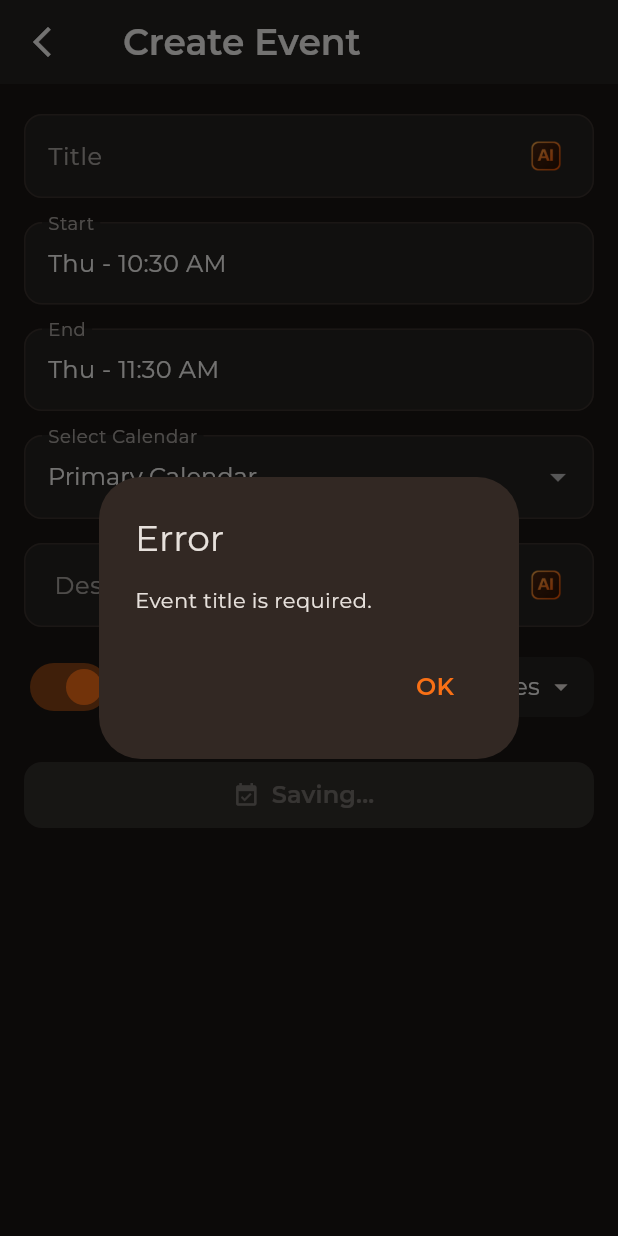
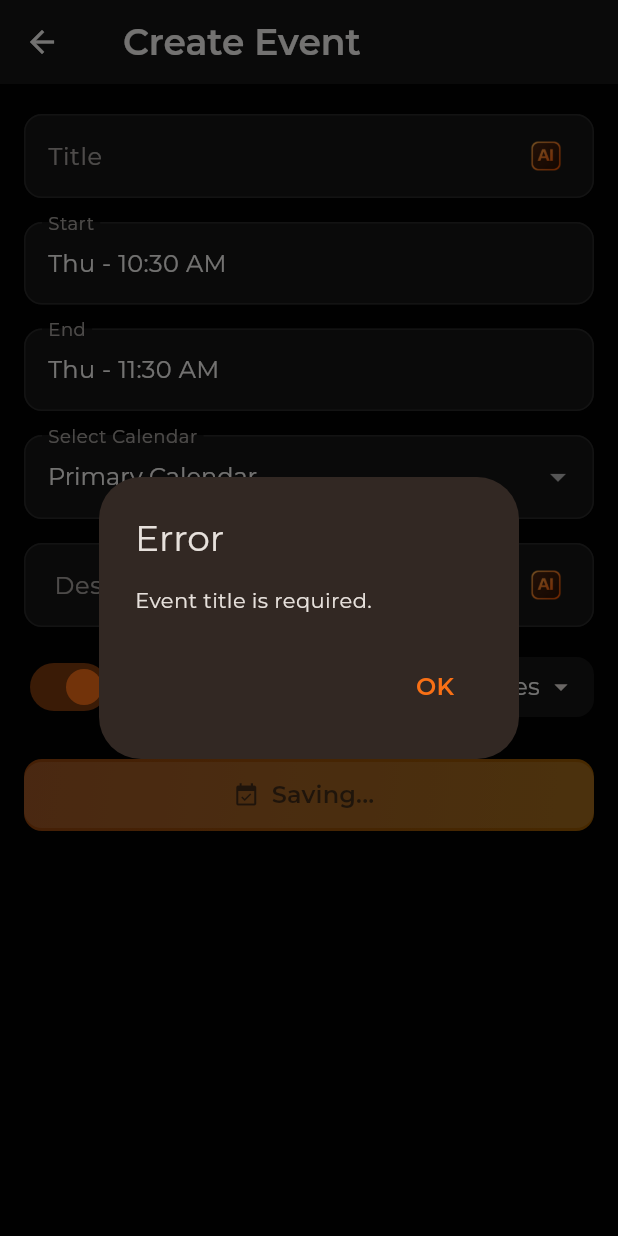
Before and after one commit to sachicodex/Agenix, a Flutter app: the CreateEventScreen screen opened by its route, after a tap on "Save", on a phone screen of 412 x 824 dp. Run offline on Flutter 3.47's test engine with Material 3 defaults, Android fonts, the phone set to English and light mode, and no system bars; our stand-ins replace flutter_dotenv, flutter_riverpod, flutter_secure_storage, google_sign_in, googleapis_auth, shared_preferences and 2 more; missing offline and left inert: googleapis; accounts and stored records are empty.

```diff
--- a/lib/screens/calendar_day_view_screen.dart
+++ b/lib/screens/calendar_day_view_screen.dart
@@ -1615,7 +1615,7 @@ class _CalendarDayViewScreenState extends ConsumerState<CalendarDayViewScreen>
               crossAxisCount: 2,
               mainAxisSpacing: 10,
               crossAxisSpacing: 10,
-              childAspectRatio: 2.1,
+              childAspectRatio: 2.5,
             ),
             itemBuilder: (context, index) {
               final item = buttons[index];
@@ -1629,7 +1629,7 @@ class _CalendarDayViewScreenState extends ConsumerState<CalendarDayViewScreen>
                 borderRadius: BorderRadius.circular(16),
                 child: Container(
                   decoration: BoxDecoration(
-                    color: const Color(0xFF26211D),
+                    color: AppColors.primary.withAlpha(26),
                     borderRadius: BorderRadius.circular(16),
                   ),
                   padding: const EdgeInsets.symmetric(horizontal: 16),
--- a/lib/screens/create_event_screen.dart
+++ b/lib/screens/create_event_screen.dart
@@ -13,6 +13,7 @@ import 'settings_screen.dart';
 import '../models/calendar_event.dart';
 import '../providers/event_providers.dart';
 import '../widgets/app_animations.dart';
+import '../widgets/primary_action_button.dart';
 
 class CreateEventScreen extends ConsumerStatefulWidget {
   static const routeName = '/create';
@@ -78,8 +79,8 @@ class _CreateEventScreenState extends ConsumerState<CreateEventScreen> {
   Future<void> _fetchCalendars() async {
     String? defaultCalendarId;
     try {
-      defaultCalendarId =
-          await GoogleCalendarService.instance.storage.getDefaultCalendarId();
+      defaultCalendarId = await GoogleCalendarService.instance.storage
+          .getDefaultCalendarId();
     } catch (_) {}
 
     void applyCalendars(List<Map<String, dynamic>> calendars) {
@@ -424,7 +425,7 @@ class _CreateEventScreenState extends ConsumerState<CreateEventScreen> {
         const SizedBox(height: 24),
         AppPressFeedback(
           enabled: !_saving,
-          child: ElevatedButton.icon(
+          child: PrimaryActionButton.icon(
             onPressed: _saving ? null : _onSavePressed,
             icon: const Icon(Icons.event_available),
             label: _saving ? const Text('Saving...') : const Text('Save'),
@@ -438,8 +439,7 @@ class _CreateEventScreenState extends ConsumerState<CreateEventScreen> {
     return AppBar(
       leading: AppPressFeedback(
         child: IconButton(
-          icon: const Icon(Icons.arrow_back_ios_new),
-          tooltip: 'Back',
+          icon: const Icon(Icons.arrow_back),
           onPressed: () {
             Navigator.maybePop(context);
           },
--- a/lib/screens/sync_feedback_screen.dart
+++ b/lib/screens/sync_feedback_screen.dart
@@ -2,6 +2,7 @@ import 'package:flutter/material.dart';
 import '../theme/app_colors.dart';
 import '../theme/app_theme.dart';
 import '../widgets/app_animations.dart';
+import '../widgets/primary_action_button.dart';
 
 class SyncFeedbackScreen extends StatefulWidget {
   static const routeName = '/sync';
@@ -96,9 +97,9 @@ class _SyncFeedbackScreenState extends State<SyncFeedbackScreen> {
         mainAxisSize: MainAxisSize.min,
         children: [
           AppPressFeedback(
-            child: ElevatedButton(
+            child: PrimaryActionButton(
               onPressed: () => setState(() => state = 'syncing'),
-              child: Text('Retry', style: AppTextStyles.button),
+              label: Text('Retry', style: AppTextStyles.button),
             ),
           ),
         ],
--- a/lib/screens/widgets/event_details_popover.dart
+++ b/lib/screens/widgets/event_details_popover.dart
@@ -6,6 +6,7 @@ import 'package:intl/intl.dart';
 import '../../models/calendar_event.dart';
 import '../../theme/app_colors.dart';
 import '../../providers/event_providers.dart';
+import '../../widgets/primary_action_button.dart';
 import 'event_creation_modal.dart';
 
 class EventDetailsPopover extends ConsumerWidget {
@@ -466,9 +467,9 @@ class _EventEditModalState extends ConsumerState<EventEditModal> {
                     child: const Text('Cancel'),
                   ),
                   const SizedBox(width: 8),
-                  ElevatedButton(
+                  PrimaryActionButton(
                     onPressed: _saveEvent,
-                    child: const Text('Save'),
+                    label: const Text('Save'),
                   ),
                 ],
               ),
--- a/lib/theme/app_colors.dart
+++ b/lib/theme/app_colors.dart
@@ -3,9 +3,10 @@ import 'package:flutter/material.dart';
 class AppColors {
   // Brand dark-mode palette
   static const Color primary = Color(0xFFF97015); // Brand
-  static const Color secondary = Color(0xFFFFA04D); // Highlight
-  static const Color background = Color(0xFF1A1614); // Dark background
-  static const Color surface = Color(0xFF252220); // Dark surface
+  static const Color secondary = Color(0xFFFFA04D); // Highlight - still not use
+  static const Color background = Color(0XFF030303); // Dark background
+  static const Color surface = Color(0XFF161616); // Dark surface
+  static const Color gradientMix = Color(0xFFFF9500); // Border and divider
   static const Color error = Color(0xFFCB4B0B); // Emphasis
   static const Color onPrimary = Color(
     0xFF1A1614,
@@ -15,13 +16,26 @@ class AppColors {
   static const Color onError = Color(0xFFFFFFFF);
 
   // Supporting UI colors
-  static const Color borderColor = Color(0xFF3B322E);
-  static const Color dividerColor = Color(0xFF332C28);
+  static const Color borderColor = Color(0XFF2A2A2A);
+  static const Color dividerColor = Color(0XFF2A2A2A);
   static const Color hoverColor = Color(0x33252220); // Surface with low opacity
   static const Color selectedColor = Color(
     0x33F97015,
   ); // Brand with low opacity
   static const Color timeTextColor = Color(0xFFC2B8B1);
+
+  // Primary action button gradient (135deg-like diagonal)
+  static const LinearGradient primaryActionGradient = LinearGradient(
+    begin: Alignment.topLeft,
+    end: Alignment.bottomRight,
+    colors: [primary, gradientMix],
+  );
+
+  static const LinearGradient primaryActionGradientDisabled = LinearGradient(
+    begin: Alignment.topLeft,
+    end: Alignment.bottomRight,
+    colors: [Color(0x99F97015), Color(0x99FF9500)],
+  );
 
   // Event colors (kept varied while aligned with warm dark UI)
   static const List<Color> eventColors = [
--- a/lib/theme/app_theme.dart
+++ b/lib/theme/app_theme.dart
@@ -105,9 +105,7 @@ class AppTheme {
         ),
       ),
       iconButtonTheme: IconButtonThemeData(
-        style: IconButton.styleFrom(
-          animationDuration: AppMotion.short,
-        ),
+        style: IconButton.styleFrom(animationDuration: AppMotion.short),
       ),
       dividerColor: AppColors.dividerColor,
       appBarTheme: AppBarTheme(
--- /dev/null
+++ b/lib/widgets/primary_action_button.dart
@@ -0,0 +1,84 @@
+import 'package:flutter/material.dart';
+import '../theme/app_colors.dart';
+
+class PrimaryActionButton extends StatelessWidget {
+  final VoidCallback? onPressed;
+  final Widget label;
+  final Widget? icon;
+  final EdgeInsetsGeometry? padding;
+  final Size? minimumSize;
+  final BorderRadius borderRadius;
+  final ButtonStyle? style;
+
+  const PrimaryActionButton({
+    super.key,
+    required this.onPressed,
+    required this.label,
+    this.padding,
+    this.minimumSize,
+    this.borderRadius = const BorderRadius.all(Radius.circular(12)),
+    this.style,
+  }) : icon = null;
+
+  const PrimaryActionButton.icon({
+    super.key,
+    required this.onPressed,
+    required this.icon,
+    required this.label,
+    this.padding,
+    this.minimumSize,
+    this.borderRadius = const BorderRadius.all(Radius.circular(12)),
+    this.style,
+  });
+
+  @override
+  Widget build(BuildContext context) {
+    final enabled = onPressed != null;
+
+    final baseStyle =
+        ElevatedButton.styleFrom(
+          backgroundColor: Colors.transparent,
+          foregroundColor: AppColors.onPrimary,
+          disabledForegroundColor: AppColors.onPrimary.withValues(alpha: 0.7),
+          shadowColor: Colors.transparent,
+          surfaceTintColor: Colors.transparent,
+          padding: padding,
+          minimumSize: minimumSize ?? const Size(120, 44),
+          shape: RoundedRectangleBorder(borderRadius: borderRadius),
+        ).copyWith(
+          elevation: WidgetStateProperty.all(0),
+          overlayColor: WidgetStateProperty.resolveWith((states) {
+            if (states.contains(WidgetState.pressed)) {
+              return AppColors.onPrimary.withValues(alpha: 0.10);
+            }
+            if (states.contains(WidgetState.hovered)) {
+              return AppColors.onPrimary.withValues(alpha: 0.06);
+            }
+            return null;
+          }),
+        );
+
+    final resolvedStyle = style == null ? baseStyle : baseStyle.merge(style);
+
+    return DecoratedBox(
+      decoration: BoxDecoration(
+        gradient: enabled
+            ? AppColors.primaryActionGradient
+            : AppColors.primaryActionGradientDisabled,
+        borderRadius: borderRadius,
+      ),
+      child: icon == null
+          ? ElevatedButton(
+              onPressed: onPressed,
+              style: resolvedStyle,
+              child: label,
+            )
+          : ElevatedButton.icon(
+              onPressed: onPressed,
+              style: resolvedStyle,
+              icon: icon!,
+              label: label,
+            ),
+    );
+  }
+}
```
Also changed, not shown: lib/screens/calendar_selection_screen.dart (+7 -13 lines), lib/screens/settings_screen.dart (+19 -5 lines), lib/screens/sign_in_screen.dart (+2 -5 lines), lib/screens/widgets/event_creation_modal.dart (+7 -3 lines), lib/widgets/quick_create_popover.dart (+6 -9 lines).
